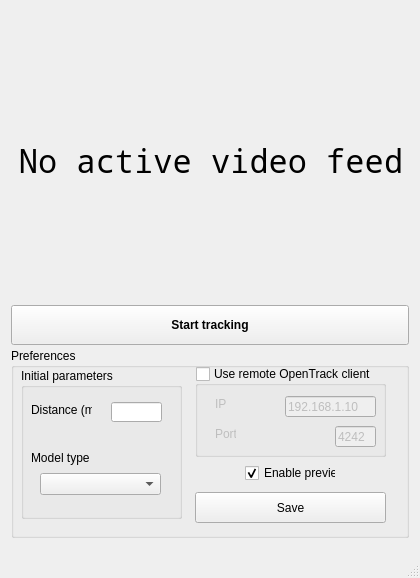
Old version of the form Client/src/view/MainWindow.ui in the repository AIRLegend/aitrack.
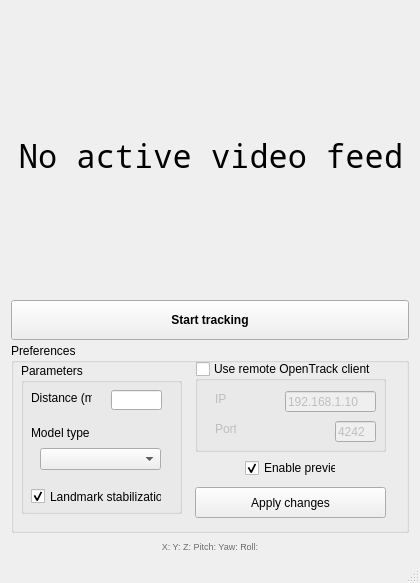
New version of the form. Icons and pictures are not drawn.

Patch:
```diff
--- a/Client/src/view/MainWindow.ui
+++ b/Client/src/view/MainWindow.ui
@@ -7,7 +7,7 @@
     <x>0</x>
     <y>0</y>
     <width>420</width>
-    <height>578</height>
+    <height>583</height>
    </rect>
   </property>
   <property name="sizePolicy">
@@ -68,6 +68,12 @@
     <bool>false</bool>
    </property>
    <layout class="QVBoxLayout" name="verticalLayout_2">
+    <property name="spacing">
+     <number>5</number>
+    </property>
+    <property name="bottomMargin">
+     <number>1</number>
+    </property>
     <item>
      <spacer name="verticalSpacerTop">
       <property name="orientation">
@@ -85,7 +91,7 @@
      </spacer>
     </item>
     <item>
-     <layout class="QVBoxLayout" name="verticalLayout" stretch="0,0,0">
+     <layout class="QVBoxLayout" name="verticalLayout" stretch="0,0,0,0">
       <property name="spacing">
        <number>3</number>
       </property>
@@ -102,7 +108,7 @@
        <number>2</number>
       </property>
       <property name="bottomMargin">
-       <number>2</number>
+       <number>1</number>
       </property>
       <item>
        <widget class="QLabel" name="cameraView">
@@ -315,13 +321,13 @@
           </rect>
          </property>
          <property name="title">
-          <string>Initial parameters</string>
+          <string>Parameters</string>
          </property>
          <widget class="QLabel" name="label_8">
           <property name="geometry">
            <rect>
             <x>10</x>
-            <y>33</y>
+            <y>26</y>
             <width>61</width>
             <height>18</height>
            </rect>
@@ -334,7 +340,7 @@
           <property name="geometry">
            <rect>
             <x>90</x>
-            <y>34</y>
+            <y>27</y>
             <width>51</width>
             <height>20</height>
            </rect>
@@ -347,7 +353,7 @@
           <property name="geometry">
            <rect>
             <x>10</x>
-            <y>82</y>
+            <y>62</y>
             <width>121</width>
             <height>16</height>
            </rect>
@@ -360,12 +366,34 @@
           <property name="geometry">
            <rect>
             <x>19</x>
-            <y>105</y>
+            <y>85</y>
             <width>121</width>
             <height>22</height>
            </rect>
           </property>
          </widget>
+         <widget class="QCheckBox" name="landmarkStabChck">
+          <property name="geometry">
+           <rect>
+            <x>10</x>
+            <y>118</y>
+            <width>131</width>
+            <height>31</height>
+           </rect>
+          </property>
+          <property name="toolTip">
+           <string>&lt;html&gt;&lt;head/&gt;&lt;body&gt;&lt;p&gt;&lt;span style=&quot; font-weight:600;&quot;&gt;Experimental&lt;/span&gt;&lt;/p&gt;&lt;p&gt;Apply a filter to reduce noise on the recognized facial landmarks. Can reduce noise and thus, make you able to reduce the amount of Acella fitlering in Opentrack, gaining responsiveness.&lt;/p&gt;&lt;/body&gt;&lt;/html&gt;</string>
+          </property>
+          <property name="toolTipDuration">
+           <number>-1</number>
+          </property>
+          <property name="text">
+           <string>Landmark stabilization</string>
+          </property>
+          <property name="checked">
+           <bool>true</bool>
+          </property>
+         </widget>
         </widget>
         <widget class="QPushButton" name="saveBtn">
          <property name="geometry">
@@ -383,7 +411,7 @@
           </sizepolicy>
          </property>
          <property name="text">
-          <string>Save</string>
+          <string>Apply changes</string>
          </property>
         </widget>
         <widget class="QCheckBox" name="chkVideoPreview">
@@ -410,6 +438,19 @@
         </widget>
        </widget>
       </item>
+      <item>
+       <widget class="QLabel" name="trackerInfoLbl">
+        <property name="text">
+         <string>&lt;html&gt;&lt;head/&gt;&lt;body&gt;&lt;p align=&quot;center&quot;&gt;&lt;span style=&quot; font-size:7pt; color:#6b6b6b;&quot;&gt;X: Y: Z: Pitch: Yaw: Roll:&lt;/span&gt;&lt;/p&gt;&lt;/body&gt;&lt;/html&gt;</string>
+        </property>
+        <property name="textFormat">
+         <enum>Qt::RichText</enum>
+        </property>
+        <property name="alignment">
+         <set>Qt::AlignCenter</set>
+        </property>
+       </widget>
+      </item>
      </layout>
     </item>
     <item>
```
